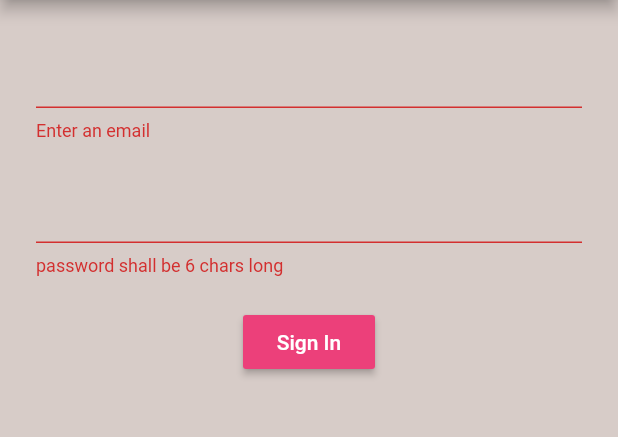
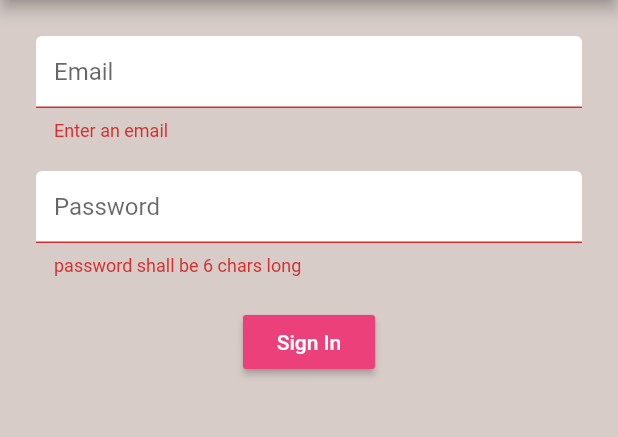
Before and after one commit to SharjeelMoqrabKhan/brew_crew, a Flutter app: the screen it shows after launch, after a tap on "Sign In", on a phone screen of 412 x 824 dp, the part 84-521 px from its top. Run offline on Flutter 3.47's test engine with Material 2 defaults, Android fonts, the phone set to English and light mode, and no system bars; our stand-ins replace firebase_auth; accounts and stored records are empty.

Commit message:
Text Input Decoration

```diff
--- a/lib/pages/authentication/register.dart
+++ b/lib/pages/authentication/register.dart
@@ -1,6 +1,7 @@
 import 'dart:ui';
 
 import 'package:brew_crew/services/auth.dart';
+import 'package:brew_crew/widgets/inputDecoration.dart';
 import 'package:flutter/material.dart';
 //import 'package:brew_crew/services/auth.dart';
 
@@ -49,6 +50,7 @@ class _RegisterState extends State<Register> {
               mainAxisAlignment: MainAxisAlignment.center,
               children: [
                 TextFormField(
+                  decoration: textInputDecoration.copyWith(hintText: 'Email'),
                   validator: (value) => value.isEmpty ? 'Enter an email' : null,
                   onChanged: (value) {
                     setState(() {
@@ -60,6 +62,8 @@ class _RegisterState extends State<Register> {
                   height: 20,
                 ),
                 TextFormField(
+                  decoration:
+                      textInputDecoration.copyWith(hintText: 'Password'),
                   validator: (value) => value.length < 6
                       ? 'password shall be 6 chars long'
                       : null,
--- a/lib/pages/authentication/sign_in.dart
+++ b/lib/pages/authentication/sign_in.dart
@@ -1,4 +1,5 @@
 import 'package:brew_crew/services/auth.dart';
+import 'package:brew_crew/widgets/inputDecoration.dart';
 import 'package:flutter/material.dart';
 //import 'package:brew_crew/services/auth.dart';
 
@@ -48,6 +49,7 @@ class _SignInState extends State<SignIn> {
               mainAxisAlignment: MainAxisAlignment.center,
               children: [
                 TextFormField(
+                  decoration: textInputDecoration.copyWith(hintText: 'Email'),
                   validator: (value) => value.isEmpty ? 'Enter an email' : null,
                   onChanged: (value) {
                     setState(() {
@@ -59,6 +61,8 @@ class _SignInState extends State<SignIn> {
                   height: 20,
                 ),
                 TextFormField(
+                  decoration:
+                      textInputDecoration.copyWith(hintText: 'Password'),
                   validator: (value) => value.length < 6
                       ? 'password shall be 6 chars long'
                       : null,
--- /dev/null
+++ b/lib/widgets/inputDecoration.dart
@@ -0,0 +1,12 @@
+import 'package:flutter/material.dart';
+
+const textInputDecoration = InputDecoration(
+  filled: true,
+  fillColor: Colors.white,
+  enabledBorder: OutlineInputBorder(
+    borderSide: BorderSide(color: Colors.white, width: 2.0),
+  ),
+  focusedBorder: OutlineInputBorder(
+    borderSide: BorderSide(color: Colors.white, width: 2.0),
+  ),
+);
```
